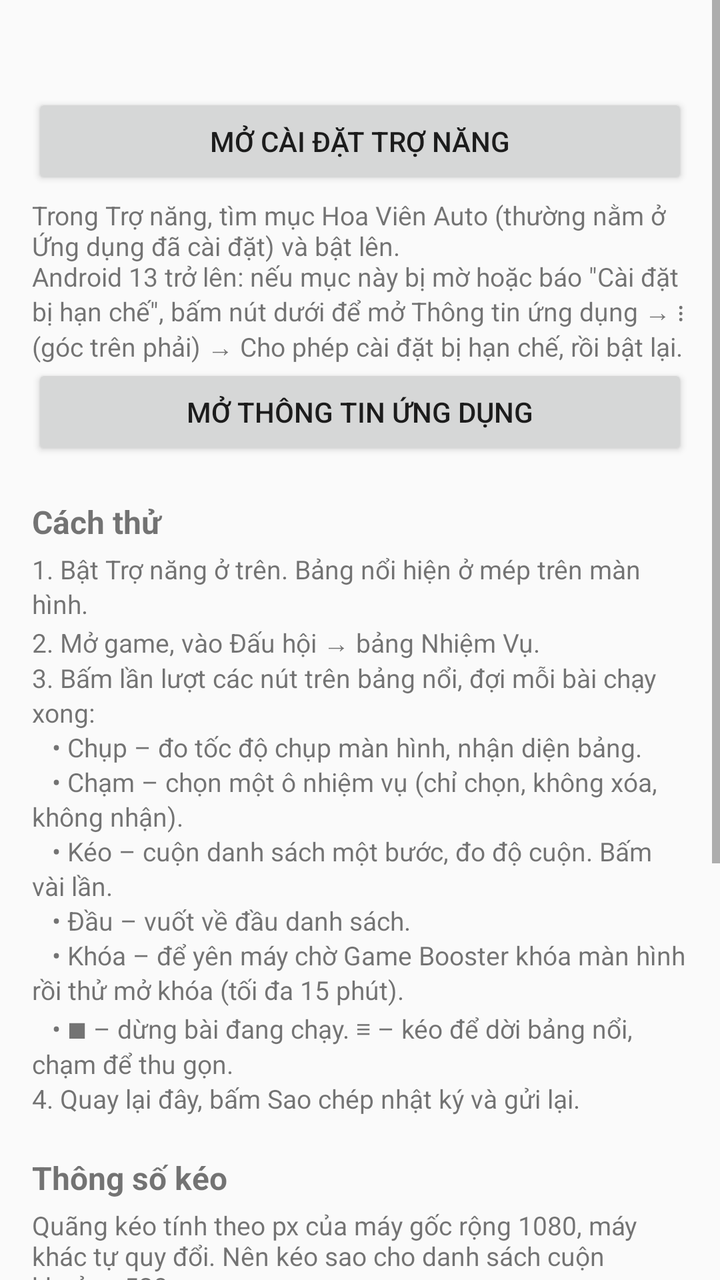
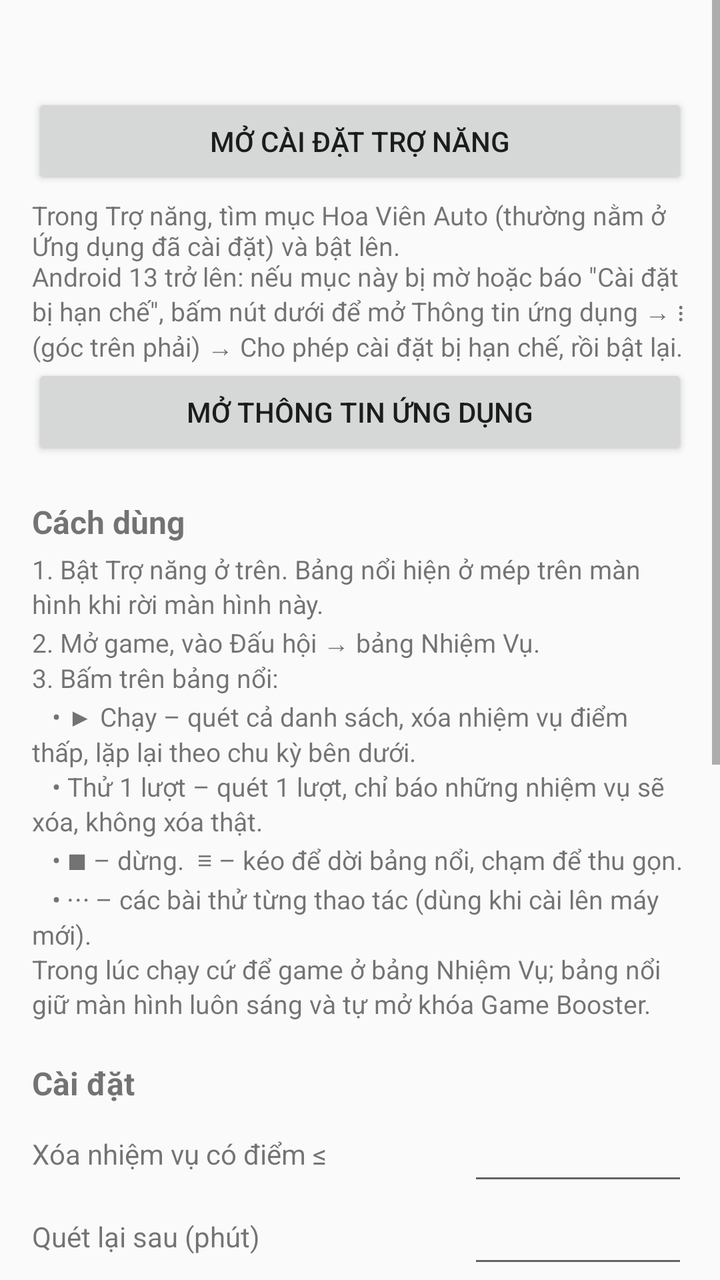

Two renders of the same Android screen: before a commit and after it. Below are the layout's source before the change and the commit's diff.
<!-- AndroidManifest.xml: application theme android:Theme.Material.Light.DarkActionBar -->
<!-- res/layout/activity_main.xml -->
<?xml version="1.0" encoding="utf-8"?>
<ScrollView xmlns:android="http://schemas.android.com/apk/res/android"
    android:id="@+id/scroll"
    android:layout_width="match_parent"
    android:layout_height="match_parent"
    android:clipToPadding="false">

    <LinearLayout
        android:layout_width="match_parent"
        android:layout_height="wrap_content"
        android:orientation="vertical"
        android:padding="16dp">

        <TextView
            android:id="@+id/status"
            android:layout_width="match_parent"
            android:layout_height="wrap_content"
            android:textSize="17sp"
            android:textStyle="bold" />

        <Button
            android:id="@+id/openA11y"
            android:layout_width="match_parent"
            android:layout_height="wrap_content"
            android:layout_marginTop="8dp"
            android:text="Mở cài đặt Trợ năng" />

        <TextView
            android:layout_width="match_parent"
            android:layout_height="wrap_content"
            android:layout_marginTop="4dp"
            android:text="Trong Trợ năng, tìm mục Hoa Viên Auto (thường nằm ở Ứng dụng đã cài đặt) và bật lên.\nAndroid 13 trở lên: nếu mục này bị mờ hoặc báo &quot;Cài đặt bị hạn chế&quot;, bấm nút dưới để mở Thông tin ứng dụng → ⋮ (góc trên phải) → Cho phép cài đặt bị hạn chế, rồi bật lại."
            android:textSize="13sp" />

        <Button
            android:id="@+id/openAppInfo"
            android:layout_width="match_parent"
            android:layout_height="wrap_content"
            android:text="Mở thông tin ứng dụng" />

        <TextView
            style="@style/Header"
            android:text="Cách thử" />

        <TextView
            android:layout_width="match_parent"
            android:layout_height="wrap_content"
            android:lineSpacingExtra="2dp"
            android:text="1. Bật Trợ năng ở trên. Bảng nổi hiện ở mép trên màn hình.\n2. Mở game, vào Đấu hội → bảng Nhiệm Vụ.\n3. Bấm lần lượt các nút trên bảng nổi, đợi mỗi bài chạy xong:\n   • Chụp – đo tốc độ chụp màn hình, nhận diện bảng.\n   • Chạm – chọn một ô nhiệm vụ (chỉ chọn, không xóa, không nhận).\n   • Kéo – cuộn danh sách một bước, đo độ cuộn. Bấm vài lần.\n   • Đầu – vuốt về đầu danh sách.\n   • Khóa – để yên máy chờ Game Booster khóa màn hình rồi thử mở khóa (tối đa 15 phút).\n   • ■ – dừng bài đang chạy. ≡ – kéo để dời bảng nổi, chạm để thu gọn.\n4. Quay lại đây, bấm Sao chép nhật ký và gửi lại."
            android:textSize="13sp" />

        <TextView
            style="@style/Header"
            android:text="Thông số kéo" />

        <TextView
            android:layout_width="match_parent"
            android:layout_height="wrap_content"
            android:text="Quãng kéo tính theo px của máy gốc rộng 1080, máy khác tự quy đổi. Nên kéo sao cho danh sách cuộn khoảng 520px."
            android:textSize="13sp" />

        <LinearLayout style="@style/Row">

            <TextView
                style="@style/Label"
                android:text="Quãng kéo (px)" />

            <EditText
                android:id="@+id/dragDistance"
                style="@style/Number" />
        </LinearLayout>

        <LinearLayout style="@style/Row">

            <TextView
                style="@style/Label"
                android:text="Thời gian kéo (ms)" />

            <EditText
                android:id="@+id/dragMs"
                style="@style/Number" />
        </LinearLayout>

        <LinearLayout style="@style/Row">

            <TextView
                style="@style/Label"
                android:text="Giữ trước khi nhả (ms)" />

            <EditText
                android:id="@+id/holdMs"
                style="@style/Number" />
        </LinearLayout>

        <CheckBox
            android:id="@+id/saveImages"
            android:layout_width="match_parent"
            android:layout_height="wrap_content"
            android:text="Lưu ảnh chụp để phân tích" />

        <TextView
            android:id="@+id/filesDir"
            android:layout_width="match_parent"
            android:layout_height="wrap_content"
            android:textIsSelectable="true"
            android:textSize="12sp" />

        <TextView
            style="@style/Header"
            android:text="Nhật ký" />

        <LinearLayout
            android:layout_width="match_parent"
            android:layout_height="wrap_content"
            android:orientation="horizontal">

            <Button
                android:id="@+id/copyLog"
                android:layout_width="0dp"
                android:layout_height="wrap_content"
                android:layout_weight="1"
                android:text="Sao chép nhật ký" />

            <Button
                android:id="@+id/clearLog"
                android:layout_width="0dp"
                android:layout_height="wrap_content"
                android:layout_weight="1"
                android:text="Xóa nhật ký" />
        </LinearLayout>

        <TextView
            android:id="@+id/log"
            android:layout_width="match_parent"
            android:layout_height="wrap_content"
            android:fontFamily="monospace"
            android:textIsSelectable="true"
            android:textSize="11sp" />
    </LinearLayout>
</ScrollView>
<!-- resources referenced by this layout -->
<resources>
  <style name="Header">
          <item name="android:layout_width">match_parent</item>
          <item name="android:layout_height">wrap_content</item>
          <item name="android:layout_marginTop">20dp</item>
          <item name="android:layout_marginBottom">4dp</item>
          <item name="android:textSize">16sp</item>
          <item name="android:textStyle">bold</item>
      </style>
  <style name="Label">
          <item name="android:layout_width">0dp</item>
          <item name="android:layout_height">wrap_content</item>
          <item name="android:layout_weight">1</item>
          <item name="android:textSize">14sp</item>
      </style>
  <style name="Number">
          <item name="android:layout_width">110dp</item>
          <item name="android:layout_height">wrap_content</item>
          <item name="android:inputType">number</item>
          <item name="android:gravity">end</item>
          <item name="android:importantForAutofill">no</item>
      </style>
  <style name="Row">
          <item name="android:layout_width">match_parent</item>
          <item name="android:layout_height">wrap_content</item>
          <item name="android:orientation">horizontal</item>
          <item name="android:gravity">center_vertical</item>
      </style>
</resources>

<!-- the commit's change to res/layout/activity_main.xml (unified diff, before → after) -->
@@ -40,23 +40,73 @@
 
         <TextView
             style="@style/Header"
-            android:text="Cách thử" />
+            android:text="Cách dùng" />
 
         <TextView
             android:layout_width="match_parent"
             android:layout_height="wrap_content"
             android:lineSpacingExtra="2dp"
-            android:text="1. Bật Trợ năng ở trên. Bảng nổi hiện ở mép trên màn hình.\n2. Mở game, vào Đấu hội → bảng Nhiệm Vụ.\n3. Bấm lần lượt các nút trên bảng nổi, đợi mỗi bài chạy xong:\n   • Chụp – đo tốc độ chụp màn hình, nhận diện bảng.\n   • Chạm – chọn một ô nhiệm vụ (chỉ chọn, không xóa, không nhận).\n   • Kéo – cuộn danh sách một bước, đo độ cuộn. Bấm vài lần.\n   • Đầu – vuốt về đầu danh sách.\n   • Khóa – để yên máy chờ Game Booster khóa màn hình rồi thử mở khóa (tối đa 15 phút).\n   • ■ – dừng bài đang chạy. ≡ – kéo để dời bảng nổi, chạm để thu gọn.\n4. Quay lại đây, bấm Sao chép nhật ký và gửi lại."
+            android:text="1. Bật Trợ năng ở trên. Bảng nổi hiện ở mép trên màn hình khi rời màn hình này.\n2. Mở game, vào Đấu hội → bảng Nhiệm Vụ.\n3. Bấm trên bảng nổi:\n   • ▶ Chạy – quét cả danh sách, xóa nhiệm vụ điểm thấp, lặp lại theo chu kỳ bên dưới.\n   • Thử 1 lượt – quét 1 lượt, chỉ báo những nhiệm vụ sẽ xóa, không xóa thật.\n   • ■ – dừng.  ≡ – kéo để dời bảng nổi, chạm để thu gọn.\n   • ⋯ – các bài thử từng thao tác (dùng khi cài lên máy mới).\nTrong lúc chạy cứ để game ở bảng Nhiệm Vụ; bảng nổi giữ màn hình luôn sáng và tự mở khóa Game Booster."
             android:textSize="13sp" />
 
         <TextView
             style="@style/Header"
-            android:text="Thông số kéo" />
+            android:text="Cài đặt" />
+
+        <LinearLayout style="@style/Row">
+
+            <TextView
+                style="@style/Label"
+                android:text="Xóa nhiệm vụ có điểm ≤" />
+
+            <EditText
+                android:id="@+id/maxPoints"
+                style="@style/Number" />
+        </LinearLayout>
+
+        <LinearLayout style="@style/Row">
+
+            <TextView
+                style="@style/Label"
+                android:text="Quét lại sau (phút)" />
+
+            <EditText
+                android:id="@+id/intervalMin"
+                style="@style/Number" />
+        </LinearLayout>
+
+        <LinearLayout style="@style/Row">
+
+            <TextView
+                style="@style/Label"
+                android:text="Xóa tối đa mỗi lượt (0 = không giới hạn)" />
+
+            <EditText
+                android:id="@+id/maxDeletes"
+                style="@style/Number" />
+        </LinearLayout>
+
+        <CheckBox
+            android:id="@+id/saveImages"
+            android:layout_width="match_parent"
+            android:layout_height="wrap_content"
+            android:text="Lưu ảnh đánh dấu để tra lỗi" />
+
+        <TextView
+            android:id="@+id/filesDir"
+            android:layout_width="match_parent"
+            android:layout_height="wrap_content"
+            android:textIsSelectable="true"
+            android:textSize="12sp" />
+
+        <TextView
+            style="@style/Header"
+            android:text="Bài thử kéo (nút ⋯ → Kéo)" />
 
         <TextView
             android:layout_width="match_parent"
             android:layout_height="wrap_content"
-            android:text="Quãng kéo tính theo px của máy gốc rộng 1080, máy khác tự quy đổi. Nên kéo sao cho danh sách cuộn khoảng 520px."
+            android:text="Chỉ dùng cho bài thử Kéo. Quãng kéo tính theo px của máy gốc rộng 1080, máy khác tự quy đổi. Bot dùng kéo 548px, 500 ms, giữ 150 ms (danh sách cuộn ~520px)."
             android:textSize="13sp" />
 
         <LinearLayout style="@style/Row">
@@ -92,19 +142,6 @@
                 style="@style/Number" />
         </LinearLayout>
 
-        <CheckBox
-            android:id="@+id/saveImages"
-            android:layout_width="match_parent"
-            android:layout_height="wrap_content"
-            android:text="Lưu ảnh chụp để phân tích" />
-
-        <TextView
-            android:id="@+id/filesDir"
-            android:layout_width="match_parent"
-            android:layout_height="wrap_content"
-            android:textIsSelectable="true"
-            android:textSize="12sp" />
-
         <TextView
             style="@style/Header"
             android:text="Nhật ký" />
